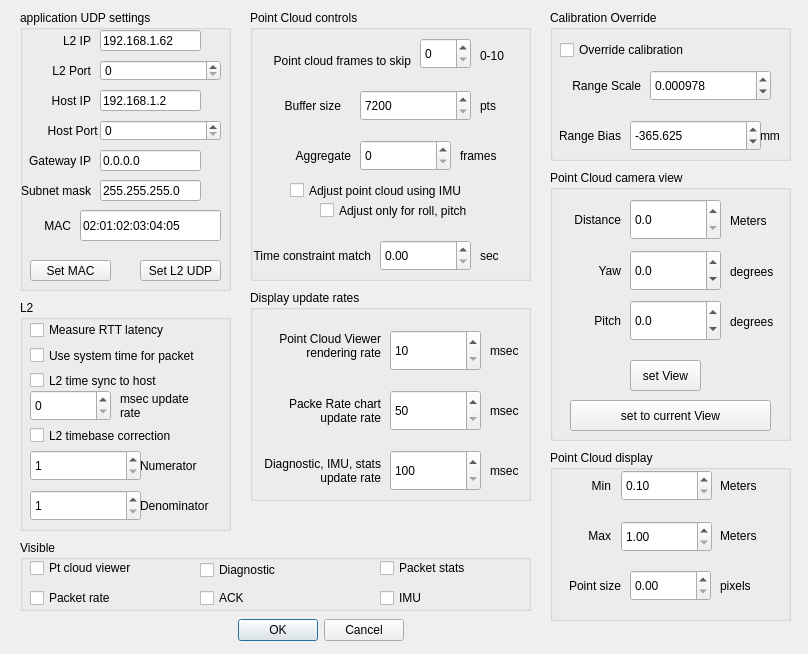
This is forms/ConfigDialog.ui in markgol/L2diagnostic as Qt 5 draws it before an edit. The edited form follows.
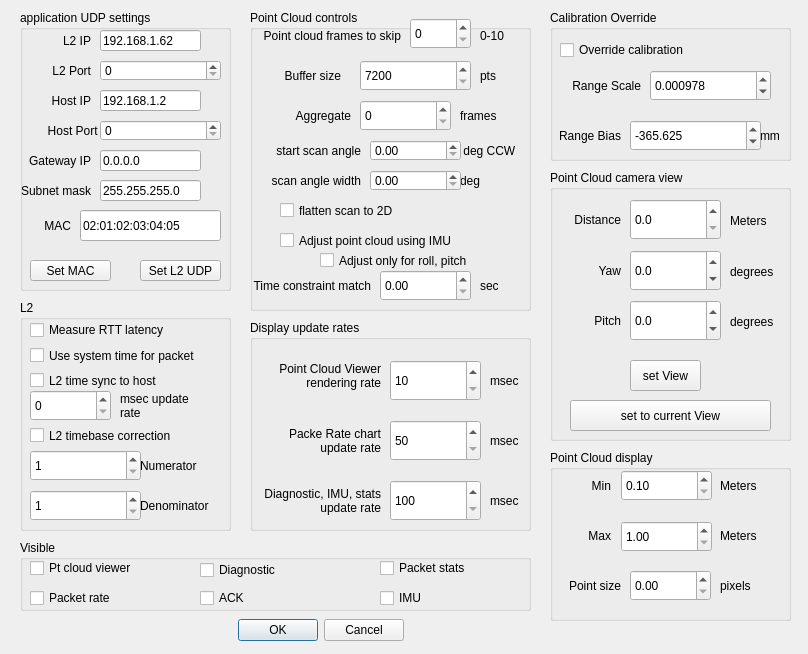
This is the edited form.

Patch:
```diff
--- a/forms/ConfigDialog.ui
+++ b/forms/ConfigDialog.ui
@@ -272,7 +272,7 @@
    <property name="geometry">
     <rect>
      <x>250</x>
-     <y>290</y>
+     <y>320</y>
      <width>281</width>
      <height>211</height>
     </rect>
@@ -623,7 +623,7 @@
      <x>250</x>
      <y>10</y>
      <width>281</width>
-     <height>271</height>
+     <height>301</height>
     </rect>
    </property>
    <property name="title">
@@ -633,7 +633,7 @@
     <property name="geometry">
      <rect>
       <x>230</x>
-      <y>30</y>
+      <y>10</y>
       <width>41</width>
       <height>31</height>
      </rect>
@@ -645,9 +645,9 @@
    <widget class="QSpinBox" name="spinNframe">
     <property name="geometry">
      <rect>
-      <x>170</x>
-      <y>28</y>
-      <width>51</width>
+      <x>160</x>
+      <y>8</y>
+      <width>61</width>
       <height>31</height>
      </rect>
     </property>
@@ -655,10 +655,10 @@
    <widget class="QLabel" name="label">
     <property name="geometry">
      <rect>
-      <x>10</x>
-      <y>30</y>
+      <x>0</x>
+      <y>10</y>
       <width>151</width>
-      <height>41</height>
+      <height>31</height>
      </rect>
     </property>
     <property name="text">
@@ -675,7 +675,7 @@
     <property name="geometry">
      <rect>
       <x>0</x>
-      <y>80</y>
+      <y>50</y>
       <width>91</width>
       <height>31</height>
      </rect>
@@ -694,7 +694,7 @@
     <property name="geometry">
      <rect>
       <x>110</x>
-      <y>80</y>
+      <y>50</y>
       <width>111</width>
       <height>31</height>
      </rect>
@@ -715,8 +715,8 @@
     </property>
     <property name="geometry">
      <rect>
-      <x>40</x>
-      <y>170</y>
+      <x>30</x>
+      <y>220</y>
       <width>231</width>
       <height>21</height>
      </rect>
@@ -729,7 +729,7 @@
     <property name="geometry">
      <rect>
       <x>230</x>
-      <y>80</y>
+      <y>50</y>
       <width>41</width>
       <height>31</height>
      </rect>
@@ -742,7 +742,7 @@
     <property name="geometry">
      <rect>
       <x>110</x>
-      <y>130</y>
+      <y>90</y>
       <width>91</width>
       <height>31</height>
      </rect>
@@ -755,7 +755,7 @@
     <property name="geometry">
      <rect>
       <x>210</x>
-      <y>130</y>
+      <y>90</y>
       <width>61</width>
       <height>31</height>
      </rect>
@@ -768,7 +768,7 @@
     <property name="geometry">
      <rect>
       <x>-10</x>
-      <y>130</y>
+      <y>90</y>
       <width>111</width>
       <height>31</height>
      </rect>
@@ -787,7 +787,7 @@
     <property name="geometry">
      <rect>
       <x>230</x>
-      <y>230</y>
+      <y>260</y>
       <width>41</width>
       <height>31</height>
      </rect>
@@ -800,7 +800,7 @@
     <property name="geometry">
      <rect>
       <x>0</x>
-      <y>230</y>
+      <y>260</y>
       <width>121</width>
       <height>31</height>
      </rect>
@@ -819,7 +819,7 @@
     <property name="geometry">
      <rect>
       <x>130</x>
-      <y>230</y>
+      <y>260</y>
       <width>91</width>
       <height>31</height>
      </rect>
@@ -841,7 +841,7 @@
     <property name="geometry">
      <rect>
       <x>70</x>
-      <y>190</y>
+      <y>240</y>
       <width>201</width>
       <height>21</height>
      </rect>
@@ -850,6 +850,124 @@
      <string>Adjust only for roll, pitch</string>
     </property>
    </widget>
+   <widget class="QCheckBox" name="cbPCflatten">
+    <property name="enabled">
+     <bool>true</bool>
+    </property>
+    <property name="geometry">
+     <rect>
+      <x>30</x>
+      <y>190</y>
+      <width>231</width>
+      <height>21</height>
+     </rect>
+    </property>
+    <property name="text">
+     <string>flatten scan to 2D</string>
+    </property>
+   </widget>
+   <widget class="QLabel" name="label_31">
+    <property name="geometry">
+     <rect>
+      <x>-10</x>
+      <y>130</y>
+      <width>121</width>
+      <height>21</height>
+     </rect>
+    </property>
+    <property name="text">
+     <string>start scan angle</string>
+    </property>
+    <property name="alignment">
+     <set>Qt::AlignmentFlag::AlignRight|Qt::AlignmentFlag::AlignTrailing|Qt::AlignmentFlag::AlignVCenter</set>
+    </property>
+    <property name="wordWrap">
+     <bool>true</bool>
+    </property>
+   </widget>
+   <widget class="QLabel" name="label_32">
+    <property name="geometry">
+     <rect>
+      <x>210</x>
+      <y>130</y>
+      <width>71</width>
+      <height>21</height>
+     </rect>
+    </property>
+    <property name="text">
+     <string> deg CCW</string>
+    </property>
+   </widget>
+   <widget class="QDoubleSpinBox" name="spinStartScanAngle">
+    <property name="geometry">
+     <rect>
+      <x>120</x>
+      <y>130</y>
+      <width>91</width>
+      <height>21</height>
+     </rect>
+    </property>
+    <property name="minimum">
+     <double>0.000000000000000</double>
+    </property>
+    <property name="maximum">
+     <double>360.000000000000000</double>
+    </property>
+    <property name="singleStep">
+     <double>0.100000000000000</double>
+    </property>
+   </widget>
+   <widget class="QLabel" name="label_33">
+    <property name="geometry">
+     <rect>
+      <x>-10</x>
+      <y>160</y>
+      <width>121</width>
+      <height>21</height>
+     </rect>
+    </property>
+    <property name="text">
+     <string>scan angle width</string>
+    </property>
+    <property name="alignment">
+     <set>Qt::AlignmentFlag::AlignRight|Qt::AlignmentFlag::AlignTrailing|Qt::AlignmentFlag::AlignVCenter</set>
+    </property>
+    <property name="wordWrap">
+     <bool>true</bool>
+    </property>
+   </widget>
+   <widget class="QLabel" name="label_34">
+    <property name="geometry">
+     <rect>
+      <x>210</x>
+      <y>160</y>
+      <width>71</width>
+      <height>21</height>
+     </rect>
+    </property>
+    <property name="text">
+     <string>deg</string>
+    </property>
+   </widget>
+   <widget class="QDoubleSpinBox" name="spinScanAngleWidth">
+    <property name="geometry">
+     <rect>
+      <x>120</x>
+      <y>160</y>
+      <width>91</width>
+      <height>21</height>
+     </rect>
+    </property>
+    <property name="minimum">
+     <double>0.000000000000000</double>
+    </property>
+    <property name="maximum">
+     <double>360.000000000000000</double>
+    </property>
+    <property name="singleStep">
+     <double>0.100000000000000</double>
+    </property>
+   </widget>
   </widget>
   <widget class="QGroupBox" name="gbPCcolor">
    <property name="geometry">
```
